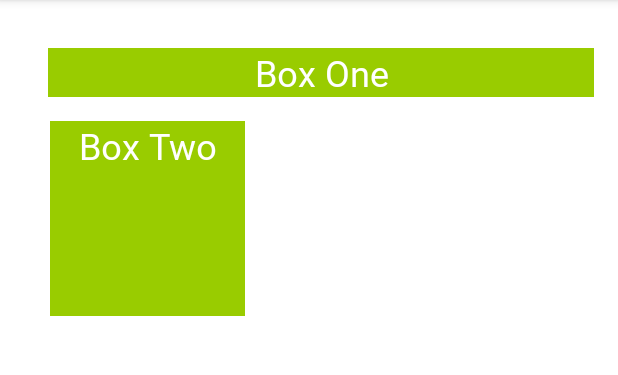
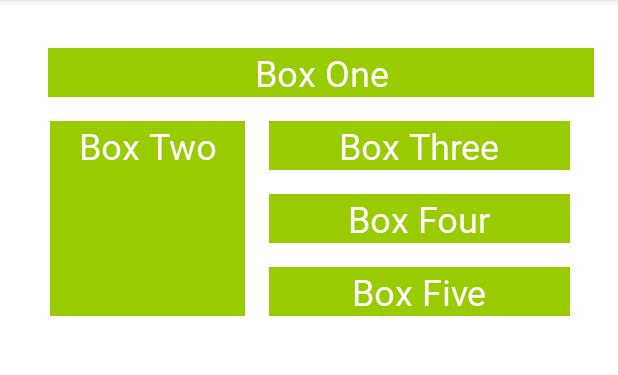
Before and after one commit to bhamrickatmills/ColorMyViews, an Android app: the screen it shows after launch (MainActivity), on a phone screen of 412 x 824 dp, the part 84-459 px from its top. Run offline under Robolectric (Android 15) with nearby library versions, the phone set to English and light mode, and no system bars.

Commit message:
Add Boxes with chain view

```diff
--- a/app/src/main/res/layout/activity_main.xml
+++ b/app/src/main/res/layout/activity_main.xml
@@ -12,13 +12,13 @@
         style="@style/whiteBox"
         android:layout_width="0dp"
         android:layout_height="wrap_content"
+        android:layout_marginStart="@dimen/margin_wide"
         android:layout_marginLeft="@dimen/margin_wide"
         android:layout_marginTop="@dimen/margin_wide"
         android:text="@string/box_one"
         app:layout_constraintLeft_toLeftOf="parent"
         app:layout_constraintRight_toRightOf="parent"
-        app:layout_constraintTop_toTopOf="parent"
-        android:layout_marginStart="@dimen/margin_wide" />
+        app:layout_constraintTop_toTopOf="parent" />
 
     <TextView
         android:id="@+id/box_two_text"
@@ -32,4 +32,54 @@
         app:layout_constraintStart_toStartOf="parent"
         app:layout_constraintTop_toBottomOf="@+id/box_one_text" />
 
+    <TextView
+        android:id="@+id/box_three_text"
+        style="@style/whiteBox"
+        android:layout_width="0dp"
+        android:layout_height="wrap_content"
+        android:layout_marginStart="@dimen/margin_wide"
+        android:layout_marginLeft="@dimen/margin_wide"
+        android:layout_marginTop="@dimen/margin_wide"
+        android:layout_marginEnd="@dimen/margin_wide"
+        android:layout_marginRight="@dimen/margin_wide"
+        android:text="@string/box_three"
+        app:layout_constraintBottom_toTopOf="@+id/box_four_text"
+        app:layout_constraintEnd_toEndOf="parent"
+        app:layout_constraintStart_toEndOf="@+id/box_two_text"
+        app:layout_constraintTop_toTopOf="@+id/box_two_text" />
+
+    <TextView
+        android:id="@+id/box_four_text"
+        style="@style/whiteBox"
+        android:layout_width="0dp"
+        android:layout_height="wrap_content"
+        android:layout_marginStart="@dimen/margin_wide"
+        android:layout_marginLeft="@dimen/margin_wide"
+        android:layout_marginTop="@dimen/margin_wide"
+        android:layout_marginEnd="@dimen/margin_wide"
+        android:layout_marginRight="@dimen/margin_wide"
+        android:layout_marginBottom="@dimen/margin_wide"
+        android:text="@string/box_four"
+        app:layout_constraintBottom_toTopOf="@+id/box_five_text"
+        app:layout_constraintEnd_toEndOf="parent"
+        app:layout_constraintHorizontal_bias="0.0"
+        app:layout_constraintStart_toEndOf="@+id/box_two_text"
+        app:layout_constraintTop_toBottomOf="@+id/box_three_text" />
+
+    <TextView
+        android:id="@+id/box_five_text"
+        style="@style/whiteBox"
+        android:layout_width="0dp"
+        android:layout_height="wrap_content"
+        android:layout_marginStart="@dimen/margin_wide"
+        android:layout_marginLeft="@dimen/margin_wide"
+        android:layout_marginEnd="@dimen/margin_wide"
+        android:layout_marginRight="@dimen/margin_wide"
+        android:layout_marginBottom="@dimen/margin_wide"
+        android:text="@string/box_five"
+        app:layout_constraintBottom_toBottomOf="@+id/box_two_text"
+        app:layout_constraintEnd_toEndOf="parent"
+        app:layout_constraintStart_toEndOf="@+id/box_two_text"
+        app:layout_constraintTop_toBottomOf="@+id/box_four_text" />
+
 </androidx.constraintlayout.widget.ConstraintLayout>
--- a/app/src/main/res/values/strings.xml
+++ b/app/src/main/res/values/strings.xml
@@ -2,4 +2,7 @@
     <string name="app_name">ColorMyViews</string>
     <string name="box_one">Box One</string>
     <string name="box_two">Box Two</string>
+    <string name="box_three">Box Three</string>
+    <string name="box_four">Box Four</string>
+    <string name="box_five">Box Five</string>
 </resources>
```
